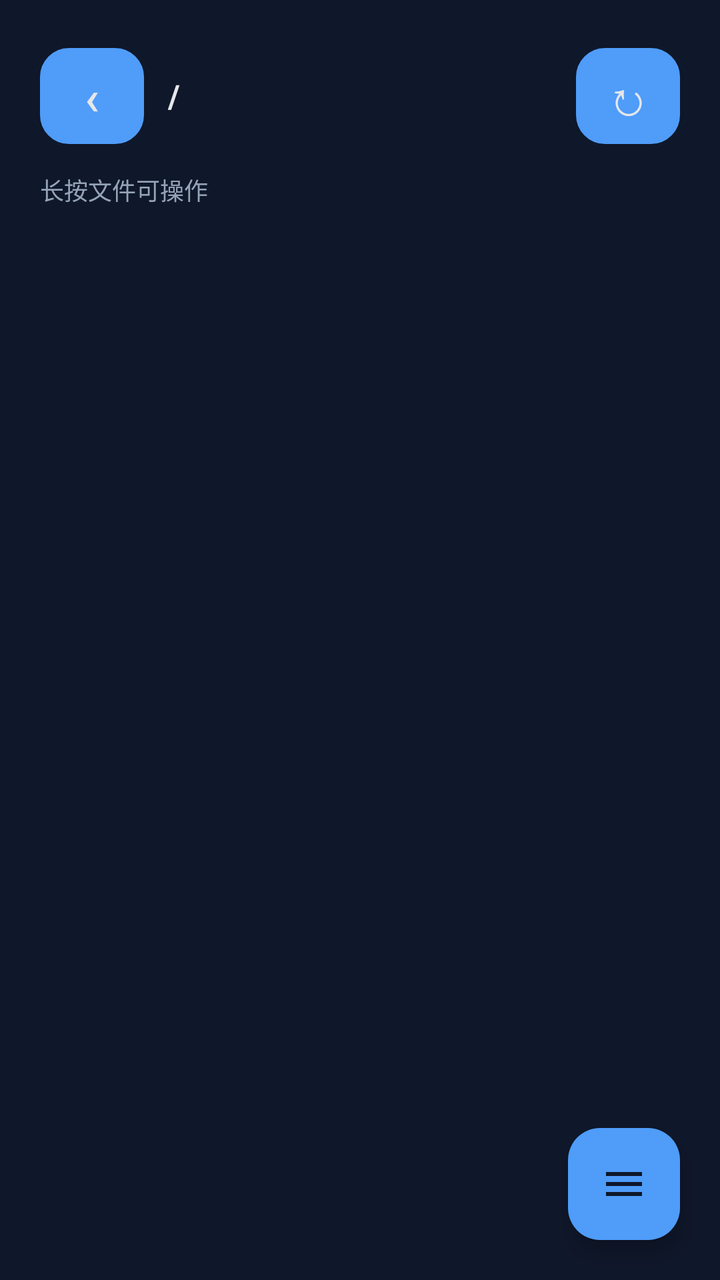
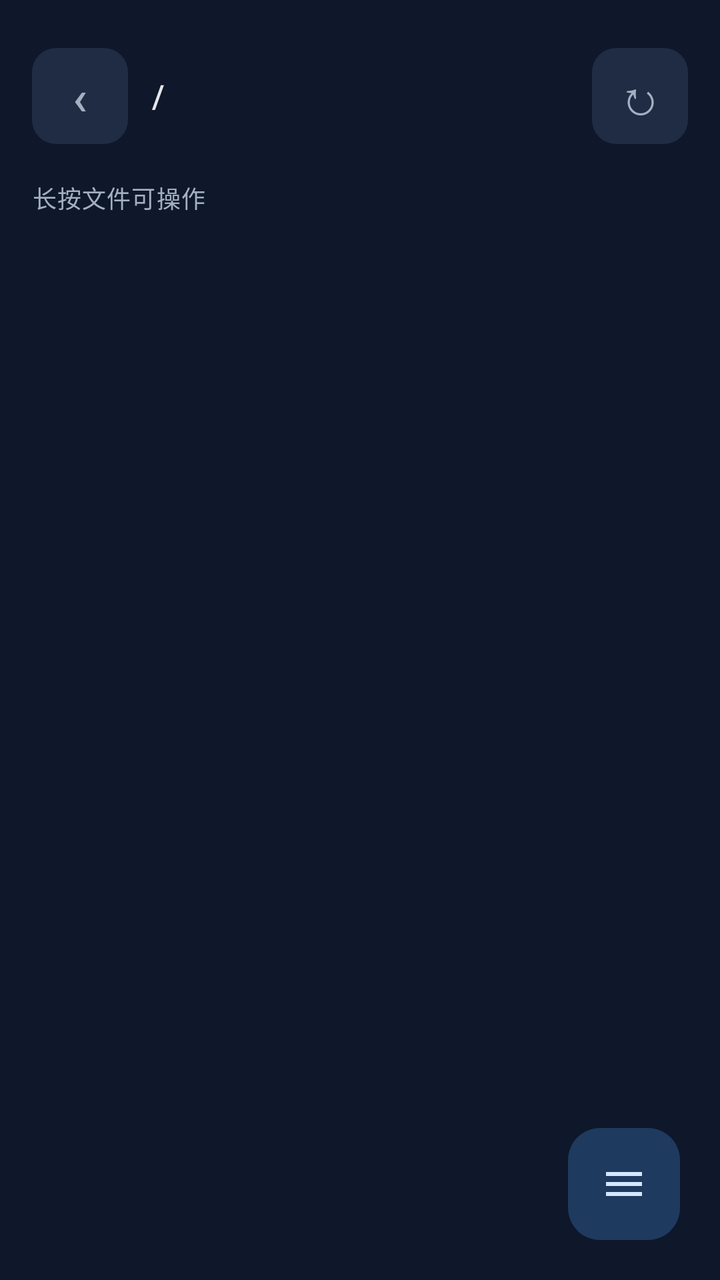

An Android layout rendered at two revisions. The XML below is the earlier revision; the diff shows what the commit changed to produce the second picture.
<!-- AndroidManifest.xml: application theme Theme.CasdonLink -->
<!-- res/layout/activity_files.xml -->
<?xml version="1.0" encoding="utf-8"?>
<FrameLayout xmlns:android="http://schemas.android.com/apk/res/android"
    xmlns:app="http://schemas.android.com/apk/res-auto"
    android:id="@+id/filesRoot"
    android:layout_width="match_parent"
    android:layout_height="match_parent"
    android:background="@color/background">

    <LinearLayout style="@style/Widget.CasdonLink.Screen.Column">

        <LinearLayout style="@style/Widget.CasdonLink.Toolbar">

            <Button
                android:id="@+id/filesBackButton"
                style="@style/Widget.CasdonLink.Button.Icon"
                android:contentDescription="返回上一级目录"
                android:text="‹" />

            <TextView
                android:id="@+id/filesPath"
                style="@style/Text.CasdonLink.SectionTitle"
                android:layout_width="0dp"
                android:layout_marginStart="@dimen/space_md"
                android:layout_weight="1"
                android:background="?android:attr/selectableItemBackground"
                android:contentDescription="切换目录"
                android:ellipsize="start"
                android:paddingTop="6dp"
                android:paddingBottom="6dp"
                android:singleLine="true"
                android:text="/" />

            <Button
                android:id="@+id/filesRefresh"
                style="@style/Widget.CasdonLink.Button.Icon"
                android:contentDescription="刷新当前目录"
                android:text="↻" />
        </LinearLayout>

        <TextView
            android:id="@+id/filesHint"
            style="@style/Text.CasdonLink.Caption"
            android:layout_marginTop="10dp"
            android:text="长按文件可操作" />

        <androidx.recyclerview.widget.RecyclerView
            android:id="@+id/fileList"
            style="@style/Widget.CasdonLink.List"
            android:layout_marginTop="10dp"
            android:paddingBottom="88dp" />
    </LinearLayout>

    
    <com.google.android.material.floatingactionbutton.FloatingActionButton
        android:id="@+id/filesFab"
        android:layout_width="wrap_content"
        android:layout_height="wrap_content"
        android:layout_gravity="bottom|end"
        android:layout_marginEnd="@dimen/space_xl"
        android:layout_marginBottom="@dimen/space_xl"
        android:contentDescription="更多操作"
        android:src="@drawable/ic_menu_lines"
        app:backgroundTint="@color/primary"
        app:tint="@color/background" />
</FrameLayout>
<!-- resources referenced by this layout -->
<resources>
  <color name="background">#0F172A</color>
  <style name="Text.CasdonLink.Caption" parent="Text.CasdonLink">
          <item name="android:layout_width">wrap_content</item>
          <item name="android:layout_height">wrap_content</item>
          <item name="android:textColor">@color/text_secondary</item>
          <item name="android:textSize">@dimen/text_caption</item>
      </style>
  <style name="Text.CasdonLink.SectionTitle" parent="Text.CasdonLink">
          <item name="android:layout_width">wrap_content</item>
          <item name="android:layout_height">wrap_content</item>
          <item name="android:textColor">@color/text_primary</item>
          <item name="android:textSize">@dimen/text_section_title</item>
          <item name="android:textStyle">bold</item>
      </style>
  <style name="Widget.CasdonLink.Button.Icon" parent="Widget.CasdonLink.Button">
          <item name="android:layout_width">@dimen/icon_button_width</item>
          <item name="android:layout_height">@dimen/icon_button_height</item>
          <item name="android:background">@drawable/bg_input</item>
          <item name="android:gravity">center</item>
          <item name="android:padding">0dp</item>
          <item name="android:textColor">@color/text_primary</item>
          <item name="android:textSize">@dimen/text_icon</item>
      </style>
  <style name="Widget.CasdonLink.Screen.Column" parent="Widget.CasdonLink.Screen">
          <item name="android:layout_width">match_parent</item>
          <item name="android:layout_height">match_parent</item>
          <item name="android:background">@color/background</item>
          <item name="android:orientation">vertical</item>
          <item name="android:paddingStart">@dimen/screen_padding_horizontal</item>
          <item name="android:paddingTop">@dimen/screen_padding_vertical</item>
          <item name="android:paddingEnd">@dimen/screen_padding_horizontal</item>
          <item name="android:paddingBottom">@dimen/screen_padding_bottom</item>
      </style>
  <style name="Text.CasdonLink" parent="" />
  <color name="text_secondary">#94A3B8</color>
  <color name="text_primary">#E5E7EB</color>
  <style name="Widget.CasdonLink.Button" parent="Widget.CasdonLink">
          <item name="android:layout_width">match_parent</item>
          <item name="android:layout_height">@dimen/control_height</item>
          <item name="android:paddingStart">@dimen/space_lg</item>
          <item name="android:paddingEnd">@dimen/space_lg</item>
          <item name="android:textAllCaps">false</item>
          <item name="android:textSize">@dimen/text_body_large</item>
      </style>
  <dimen name="icon_button_width">52dp</dimen>
  <!-- drawable bg_input (drawable) -->
  <shape xmlns:android="http://schemas.android.com/apk/res/android">
      <solid android:color="@color/input_surface" />
      <stroke android:width="1dp" android:color="@color/input_stroke" />
      <corners android:radius="14dp" />
  </shape>
  <dimen name="screen_padding_horizontal">@dimen/space_xl</dimen>
  <dimen name="screen_padding_vertical">@dimen/space_xl</dimen>
  <dimen name="toolbar_height">56dp</dimen>
  <style name="Base.Theme.CasdonLink" parent="Theme.Material3.DayNight.NoActionBar">
          <item name="colorPrimary">@color/primary</item>
          <item name="colorSecondary">@color/secondary</item>
          <item name="android:colorAccent">@color/primary</item>
          <item name="android:windowLightStatusBar">false</item>
          
          <item name="android:windowLightNavigationBar">false</item>
          <item name="android:statusBarColor">@color/background</item>
          <item name="android:navigationBarColor">@color/background</item>
          <item name="android:windowBackground">@color/background</item>
          
          <item name="materialAlertDialogTheme">@style/ThemeOverlay.CasdonLink.MaterialAlertDialog</item>
          <item name="android:backgroundDimAmount">0.65</item>
      </style>
  <dimen name="control_height">52dp</dimen>
  <dimen name="text_body_large">15sp</dimen>
  <color name="input_surface">#172337</color>
  <color name="input_stroke">#334155</color>
  <style name="ThemeOverlay.CasdonLink.MaterialAlertDialog" parent="ThemeOverlay.Material3.MaterialAlertDialog">
          <item name="alertDialogStyle">@style/MaterialAlertDialog.CasdonLink</item>
          <item name="colorPrimary">@color/primary</item>
          <item name="colorSecondary">@color/secondary</item>
          <item name="colorSurface">@color/surface</item>
          <item name="colorOnSurface">@color/text_primary</item>
          <item name="colorOnSurfaceVariant">@color/text_secondary</item>
          <item name="android:textColorPrimary">@color/text_primary</item>
          <item name="android:textColorSecondary">@color/text_secondary</item>
          <item name="android:textColorHint">@color/text_hint</item>
          <item name="materialAlertDialogTitleTextStyle">@style/MaterialAlertDialog.CasdonLink.Title.Text</item>
          <item name="materialAlertDialogBodyTextStyle">@style/MaterialAlertDialog.CasdonLink.Body.Text</item>
      </style>
  <style name="MaterialAlertDialog.CasdonLink" parent="MaterialAlertDialog.Material3">
          <item name="backgroundTint">@color/surface</item>
          <item name="shapeAppearance">@style/ShapeAppearance.CasdonLink.Dialog</item>
      </style>
  <color name="surface">#1E293B</color>
  <color name="text_hint">#64748B</color>
  <style name="MaterialAlertDialog.CasdonLink.Title.Text" parent="MaterialAlertDialog.Material3.Title.Text">
          <item name="android:textColor">@color/text_primary</item>
          <item name="android:textSize">@dimen/text_section_title</item>
          <item name="android:textStyle">bold</item>
      </style>
  <style name="MaterialAlertDialog.CasdonLink.Body.Text" parent="MaterialAlertDialog.Material3.Body.Text">
          <item name="android:textColor">@color/text_primary</item>
          <item name="android:textSize">@dimen/text_body</item>
      </style>
  <style name="ShapeAppearance.CasdonLink.Dialog" parent="ShapeAppearance.Material3.Corner.ExtraLarge">
          <item name="cornerSize">20dp</item>
      </style>
  <!-- unchanged entries left out for length: 18 -->
</resources>

<!-- the commit's change to res/layout/activity_files.xml (unified diff, before → after) -->
@@ -4,7 +4,7 @@
     android:id="@+id/filesRoot"
     android:layout_width="match_parent"
     android:layout_height="match_parent"
-    android:background="@color/background">
+    android:background="@color/surface">
 
     <LinearLayout style="@style/Widget.CasdonLink.Screen.Column">
 
@@ -60,6 +60,8 @@
         android:layout_marginBottom="@dimen/space_xl"
         android:contentDescription="更多操作"
         android:src="@drawable/ic_menu_lines"
-        app:backgroundTint="@color/primary"
-        app:tint="@color/background" />
+        app:backgroundTint="@color/primary_container"
+        app:elevation="0dp"
+        app:shapeAppearanceOverlay="@style/ShapeAppearance.CasdonLink.Large"
+        app:tint="@color/on_primary_container" />
 </FrameLayout>
<!-- resource entries referenced after the edit -->
@@ -1,108 +1,195 @@
 <!-- resources referenced by this layout -->
 <resources>
-  <color name="background">#0F172A</color>
-  <style name="Text.CasdonLink.Caption" parent="Text.CasdonLink">
+  <color name="on_primary_container">#D6E7FF</color>
+  <color name="primary_container">#1E3A5F</color>
+  <style name="Text.CasdonLink.Caption" parent="TextAppearance.Material3.BodySmall">
           <item name="android:layout_width">wrap_content</item>
           <item name="android:layout_height">wrap_content</item>
-          <item name="android:textColor">@color/text_secondary</item>
+          <item name="android:textColor">@color/on_surface_variant</item>
           <item name="android:textSize">@dimen/text_caption</item>
       </style>
-  <style name="Text.CasdonLink.SectionTitle" parent="Text.CasdonLink">
+  <style name="Text.CasdonLink.SectionTitle" parent="TextAppearance.Material3.TitleMedium">
           <item name="android:layout_width">wrap_content</item>
           <item name="android:layout_height">wrap_content</item>
-          <item name="android:textColor">@color/text_primary</item>
+          <item name="android:textColor">@color/on_surface</item>
           <item name="android:textSize">@dimen/text_section_title</item>
-          <item name="android:textStyle">bold</item>
       </style>
   <style name="Widget.CasdonLink.Button.Icon" parent="Widget.CasdonLink.Button">
           <item name="android:layout_width">@dimen/icon_button_width</item>
           <item name="android:layout_height">@dimen/icon_button_height</item>
-          <item name="android:background">@drawable/bg_input</item>
+          <item name="android:minWidth">0dp</item>
+          <item name="android:minHeight">0dp</item>
           <item name="android:gravity">center</item>
           <item name="android:padding">0dp</item>
-          <item name="android:textColor">@color/text_primary</item>
+          <item name="android:paddingStart">0dp</item>
+          <item name="android:paddingEnd">0dp</item>
+          <item name="android:textColor">@color/button_tonal_text</item>
           <item name="android:textSize">@dimen/text_icon</item>
+          <item name="backgroundTint">@color/button_tonal_bg</item>
+          <item name="rippleColor">@color/ripple_on_surface</item>
+          <item name="strokeWidth">0dp</item>
       </style>
   <style name="Widget.CasdonLink.Screen.Column" parent="Widget.CasdonLink.Screen">
           <item name="android:layout_width">match_parent</item>
           <item name="android:layout_height">match_parent</item>
-          <item name="android:background">@color/background</item>
+          <item name="android:background">@color/surface</item>
           <item name="android:orientation">vertical</item>
           <item name="android:paddingStart">@dimen/screen_padding_horizontal</item>
           <item name="android:paddingTop">@dimen/screen_padding_vertical</item>
           <item name="android:paddingEnd">@dimen/screen_padding_horizontal</item>
           <item name="android:paddingBottom">@dimen/screen_padding_bottom</item>
       </style>
-  <style name="Text.CasdonLink" parent="" />
-  <color name="text_secondary">#94A3B8</color>
-  <color name="text_primary">#E5E7EB</color>
-  <style name="Widget.CasdonLink.Button" parent="Widget.CasdonLink">
+  <dimen name="corner_large">16dp</dimen>
+  <color name="on_surface_variant">#A3B0C2</color>
+  <color name="on_surface">#E5E7EB</color>
+  <style name="Widget.CasdonLink.Button" parent="Widget.Material3.Button">
           <item name="android:layout_width">match_parent</item>
           <item name="android:layout_height">@dimen/control_height</item>
-          <item name="android:paddingStart">@dimen/space_lg</item>
-          <item name="android:paddingEnd">@dimen/space_lg</item>
+          <item name="android:insetTop">0dp</item>
+          <item name="android:insetBottom">0dp</item>
+          <item name="android:paddingStart">@dimen/space_2xl</item>
+          <item name="android:paddingEnd">@dimen/space_2xl</item>
+          <item name="android:stateListAnimator">@null</item>
           <item name="android:textAllCaps">false</item>
-          <item name="android:textSize">@dimen/text_body_large</item>
+          <item name="android:textColor">@color/button_primary_text</item>
+          <item name="android:textSize">@dimen/text_body</item>
+          <item name="backgroundTint">@color/button_primary_bg</item>
+          <item name="elevation">0dp</item>
+          <item name="shapeAppearance">@style/ShapeAppearance.CasdonLink.Medium</item>
+          <item name="strokeWidth">0dp</item>
       </style>
-  <dimen name="icon_button_width">52dp</dimen>
-  <!-- drawable bg_input (drawable) -->
-  <shape xmlns:android="http://schemas.android.com/apk/res/android">
-      <solid android:color="@color/input_surface" />
-      <stroke android:width="1dp" android:color="@color/input_stroke" />
-      <corners android:radius="14dp" />
-  </shape>
-  <dimen name="screen_padding_horizontal">@dimen/space_xl</dimen>
-  <dimen name="screen_padding_vertical">@dimen/space_xl</dimen>
-  <dimen name="toolbar_height">56dp</dimen>
-  <style name="Base.Theme.CasdonLink" parent="Theme.Material3.DayNight.NoActionBar">
+  <dimen name="icon_button_width">48dp</dimen>
+  <color name="ripple_on_surface">#33FFFFFF</color>
+  <dimen name="screen_padding_horizontal">@dimen/space_lg</dimen>
+  <dimen name="screen_padding_vertical">@dimen/space_lg</dimen>
+  <dimen name="toolbar_height">64dp</dimen>
+  <style name="Base.Theme.CasdonLink" parent="Theme.Material3.Dark.NoActionBar">
+          
           <item name="colorPrimary">@color/primary</item>
+          <item name="colorOnPrimary">@color/on_primary</item>
+          <item name="colorPrimaryContainer">@color/primary_container</item>
+          <item name="colorOnPrimaryContainer">@color/on_primary_container</item>
+          <item name="colorPrimaryInverse">@color/inverse_primary</item>
           <item name="colorSecondary">@color/secondary</item>
-          <item name="android:colorAccent">@color/primary</item>
+          <item name="colorOnSecondary">@color/on_secondary</item>
+          <item name="colorSecondaryContainer">@color/secondary_container</item>
+          <item name="colorOnSecondaryContainer">@color/on_secondary_container</item>
+          <item name="colorError">@color/error</item>
+          <item name="colorOnError">@color/on_error</item>
+          <item name="colorErrorContainer">@color/error_container</item>
+          <item name="colorOnErrorContainer">@color/on_error_container</item>
+          <item name="colorSurface">@color/surface</item>
+          <item name="colorOnSurface">@color/on_surface</item>
+          <item name="colorSurfaceVariant">@color/surface_variant</item>
+          <item name="colorOnSurfaceVariant">@color/on_surface_variant</item>
+          <item name="colorSurfaceDim">@color/surface_dim</item>
+          <item name="colorSurfaceBright">@color/surface_bright</item>
+          <item name="colorSurfaceContainerLowest">@color/surface_container_lowest</item>
+          <item name="colorSurfaceContainerLow">@color/surface_container_low</item>
+          <item name="colorSurfaceContainer">@color/surface_container</item>
+          <item name="colorSurfaceContainerHigh">@color/surface_container_high</item>
+          <item name="colorSurfaceContainerHighest">@color/surface_container_highest</item>
+          <item name="colorSurfaceInverse">@color/inverse_surface</item>
+          <item name="colorOnSurfaceInverse">@color/inverse_on_surface</item>
+          <item name="colorOutline">@color/outline</item>
+          <item name="colorOutlineVariant">@color/outline_variant</item>
+          <item name="android:colorBackground">@color/surface</item>
+          <item name="android:textColorPrimary">@color/on_surface</item>
+          <item name="android:textColorSecondary">@color/on_surface_variant</item>
+          <item name="android:textColorHint">@color/text_hint</item>
+  
+          
+          <item name="elevationOverlayEnabled">false</item>
+          <item name="elevationOverlayColor">@color/surface</item>
+          <item name="android:windowBackground">@color/surface</item>
           <item name="android:windowLightStatusBar">false</item>
+          <item name="android:windowLightNavigationBar" tools:targetApi="o_mr1">false</item>
+          <item name="android:statusBarColor">@android:color/transparent</item>
+          <item name="android:navigationBarColor">@android:color/transparent</item>
+          <item name="android:forceDarkAllowed" tools:targetApi="q">false</item>
+          <item name="android:backgroundDimAmount">0.6</item>
+  
           
-          <item name="android:windowLightNavigationBar">false</item>
-          <item name="android:statusBarColor">@color/background</item>
-          <item name="android:navigationBarColor">@color/background</item>
-          <item name="android:windowBackground">@color/background</item>
+          <item name="shapeAppearanceCornerExtraSmall">@style/ShapeAppearance.CasdonLink.Medium</item>
+          <item name="shapeAppearanceCornerSmall">@style/ShapeAppearance.CasdonLink.Medium</item>
+          <item name="shapeAppearanceCornerMedium">@style/ShapeAppearance.CasdonLink.Medium</item>
+          <item name="shapeAppearanceCornerLarge">@style/ShapeAppearance.CasdonLink.Large</item>
+          <item name="shapeAppearanceCornerLargeIncreased">@style/ShapeAppearance.CasdonLink.Large</item>
+          <item name="shapeAppearanceCornerExtraLarge">@style/ShapeAppearance.CasdonLink.Large</item>
+          <item name="shapeAppearanceCornerExtraLargeIncreased">@style/ShapeAppearance.CasdonLink.Large</item>
+          <item name="shapeAppearanceCornerExtraExtraLarge">@style/ShapeAppearance.CasdonLink.Large</item>
+  
           
           <item name="materialAlertDialogTheme">@style/ThemeOverlay.CasdonLink.MaterialAlertDialog</item>
-          <item name="android:backgroundDimAmount">0.65</item>
       </style>
-  <dimen name="control_height">52dp</dimen>
-  <dimen name="text_body_large">15sp</dimen>
-  <color name="input_surface">#172337</color>
-  <color name="input_stroke">#334155</color>
+  <dimen name="control_height">48dp</dimen>
+  <style name="ShapeAppearance.CasdonLink.Medium" parent="ShapeAppearance.Material3.Corner.Medium">
+          <item name="cornerSize">@dimen/corner_medium</item>
+      </style>
+  <color name="on_primary">#04121F</color>
+  <color name="inverse_primary">#1E3A5F</color>
+  <color name="on_secondary">#03201C</color>
+  <color name="secondary_container">#123C3A</color>
+  <color name="on_secondary_container">#B8FFF2</color>
+  <color name="error">#F87171</color>
+  <color name="on_error">#2A0A0A</color>
+  <color name="error_container">#4A1D1D</color>
+  <color name="on_error_container">#FFDAD6</color>
+  <color name="surface_variant">#2B3852</color>
+  <color name="surface_dim">#0B1220</color>
+  <color name="surface_bright">#35415C</color>
+  <color name="surface_container_lowest">#0A101D</color>
+  <color name="surface_container_low">#141E33</color>
+  <color name="surface_container">#1A253B</color>
+  <color name="surface_container_high">#202C44</color>
+  <color name="surface_container_highest">#26334D</color>
+  <color name="inverse_surface">#E5E7EB</color>
+  <color name="inverse_on_surface">#1A253B</color>
+  <color name="outline">#57657D</color>
+  <color name="outline_variant">#334155</color>
   <style name="ThemeOverlay.CasdonLink.MaterialAlertDialog" parent="ThemeOverlay.Material3.MaterialAlertDialog">
           <item name="alertDialogStyle">@style/MaterialAlertDialog.CasdonLink</item>
           <item name="colorPrimary">@color/primary</item>
           <item name="colorSecondary">@color/secondary</item>
-          <item name="colorSurface">@color/surface</item>
-          <item name="colorOnSurface">@color/text_primary</item>
-          <item name="colorOnSurfaceVariant">@color/text_secondary</item>
-          <item name="android:textColorPrimary">@color/text_primary</item>
-          <item name="android:textColorSecondary">@color/text_secondary</item>
+          <item name="colorSurface">@color/surface_container_high</item>
+          <item name="colorOnSurface">@color/on_surface</item>
+          <item name="colorOnSurfaceVariant">@color/on_surface_variant</item>
+          <item name="android:textColorPrimary">@color/on_surface</item>
+          <item name="android:textColorSecondary">@color/on_surface_variant</item>
           <item name="android:textColorHint">@color/text_hint</item>
+          <item name="buttonBarButtonStyle">@style/Widget.CasdonLink.Button.Dialog</item>
+          <item name="buttonBarPositiveButtonStyle">@style/Widget.CasdonLink.Button.Dialog</item>
+          <item name="buttonBarNegativeButtonStyle">@style/Widget.CasdonLink.Button.Dialog</item>
+          <item name="buttonBarNeutralButtonStyle">@style/Widget.CasdonLink.Button.Dialog</item>
           <item name="materialAlertDialogTitleTextStyle">@style/MaterialAlertDialog.CasdonLink.Title.Text</item>
           <item name="materialAlertDialogBodyTextStyle">@style/MaterialAlertDialog.CasdonLink.Body.Text</item>
       </style>
+  <dimen name="corner_medium">12dp</dimen>
   <style name="MaterialAlertDialog.CasdonLink" parent="MaterialAlertDialog.Material3">
-          <item name="backgroundTint">@color/surface</item>
+          <item name="backgroundTint">@color/surface_container_high</item>
           <item name="shapeAppearance">@style/ShapeAppearance.CasdonLink.Dialog</item>
       </style>
-  <color name="surface">#1E293B</color>
-  <color name="text_hint">#64748B</color>
+  <style name="Widget.CasdonLink.Button.Dialog" parent="Widget.Material3.Button.TextButton.Dialog">
+          <item name="shapeAppearance">@style/ShapeAppearance.CasdonLink.Medium</item>
+          <item name="backgroundTint">@android:color/transparent</item>
+          <item name="rippleColor">@color/ripple_primary</item>
+      </style>
+  <color name="surface">#0F172A</color>
+  <style name="ShapeAppearance.CasdonLink.Large" parent="ShapeAppearance.Material3.Corner.Large">
+          <item name="cornerSize">@dimen/corner_large</item>
+      </style>
+  <color name="text_hint">#7C8AA0</color>
   <style name="MaterialAlertDialog.CasdonLink.Title.Text" parent="MaterialAlertDialog.Material3.Title.Text">
-          <item name="android:textColor">@color/text_primary</item>
-          <item name="android:textSize">@dimen/text_section_title</item>
-          <item name="android:textStyle">bold</item>
+          <item name="android:textColor">@color/on_surface</item>
+          <item name="android:textSize">@dimen/text_toolbar_title</item>
       </style>
   <style name="MaterialAlertDialog.CasdonLink.Body.Text" parent="MaterialAlertDialog.Material3.Body.Text">
-          <item name="android:textColor">@color/text_primary</item>
+          <item name="android:textColor">@color/on_surface_variant</item>
           <item name="android:textSize">@dimen/text_body</item>
       </style>
-  <style name="ShapeAppearance.CasdonLink.Dialog" parent="ShapeAppearance.Material3.Corner.ExtraLarge">
-          <item name="cornerSize">20dp</item>
-      </style>
+  <style name="ShapeAppearance.CasdonLink.Dialog" parent="ShapeAppearance.CasdonLink.Large" />
+  <color name="ripple_primary">#334F9CF9</color>
+  <dimen name="text_toolbar_title">22sp</dimen>
   <!-- unchanged entries left out for length: 18 -->
 </resources>
 
